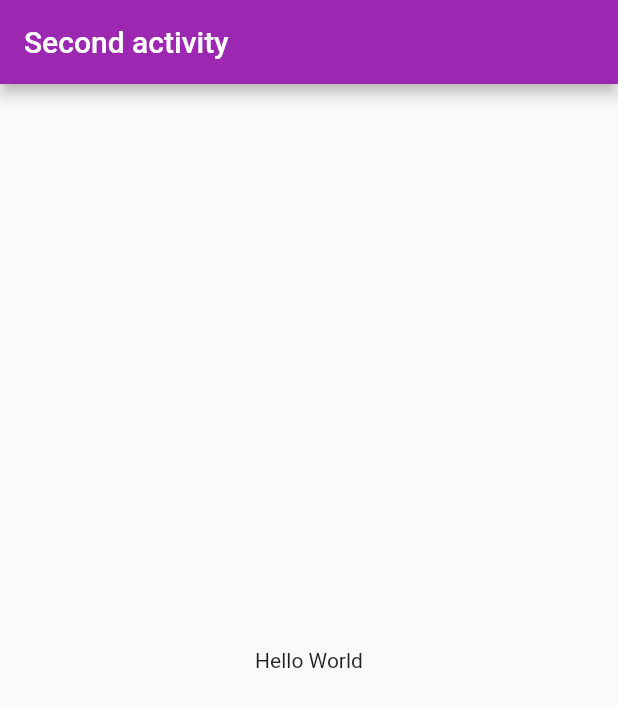
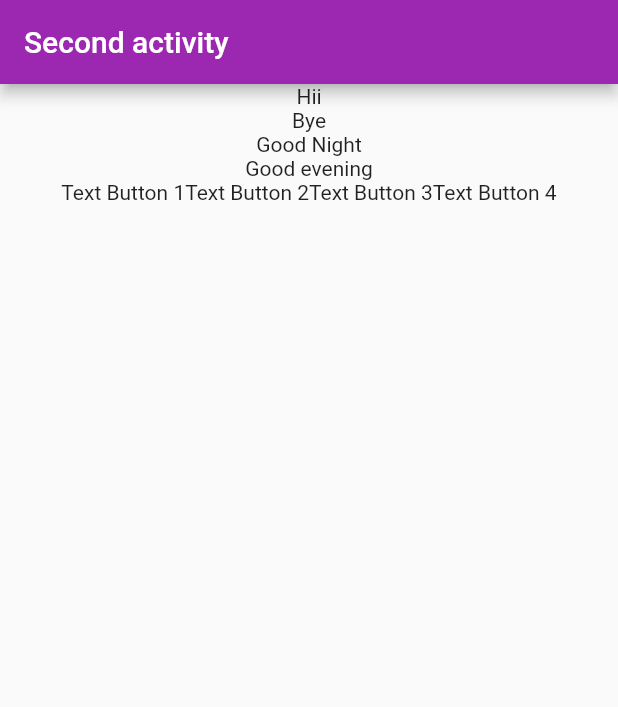
Before and after one commit to Iamdheeraj22/splash_screen, a Flutter app: the screen it shows after launch, on a phone screen of 412 x 824 dp. Shown: the top 707 px of the screen. Run offline on Flutter 3.47's test engine with Material 2 defaults, Android fonts, the phone set to English and light mode, and no system bars.

Commit message:
Today Prctice

```diff
--- a/lib/second.dart
+++ b/lib/second.dart
@@ -11,10 +11,27 @@ class _SecondPageState extends State<SecondPage> {
   @override
   Widget build(BuildContext context) {
     return Scaffold(
-      appBar: AppBar(
-        title: const Text("Second activity"),
-      ),
-      body: const Center(child: Text("Hello World")),
-    );
+        appBar: AppBar(
+          title: const Text("Second activity"),
+        ),
+        body: Center(
+          child: Column(
+            children: <Widget>[
+              Text("Hii"),
+              Text("Bye"),
+              Text("Good Night"),
+              Text("Good evening"),
+              Row(
+                mainAxisAlignment: MainAxisAlignment.center,
+                children: const <Widget>[
+                  Text("Text Button 1"),
+                  Text("Text Button 2"),
+                  Text("Text Button 3"),
+                  Text("Text Button 4")
+                ],
+              )
+            ],
+          ),
+        ));
   }
 }
```
